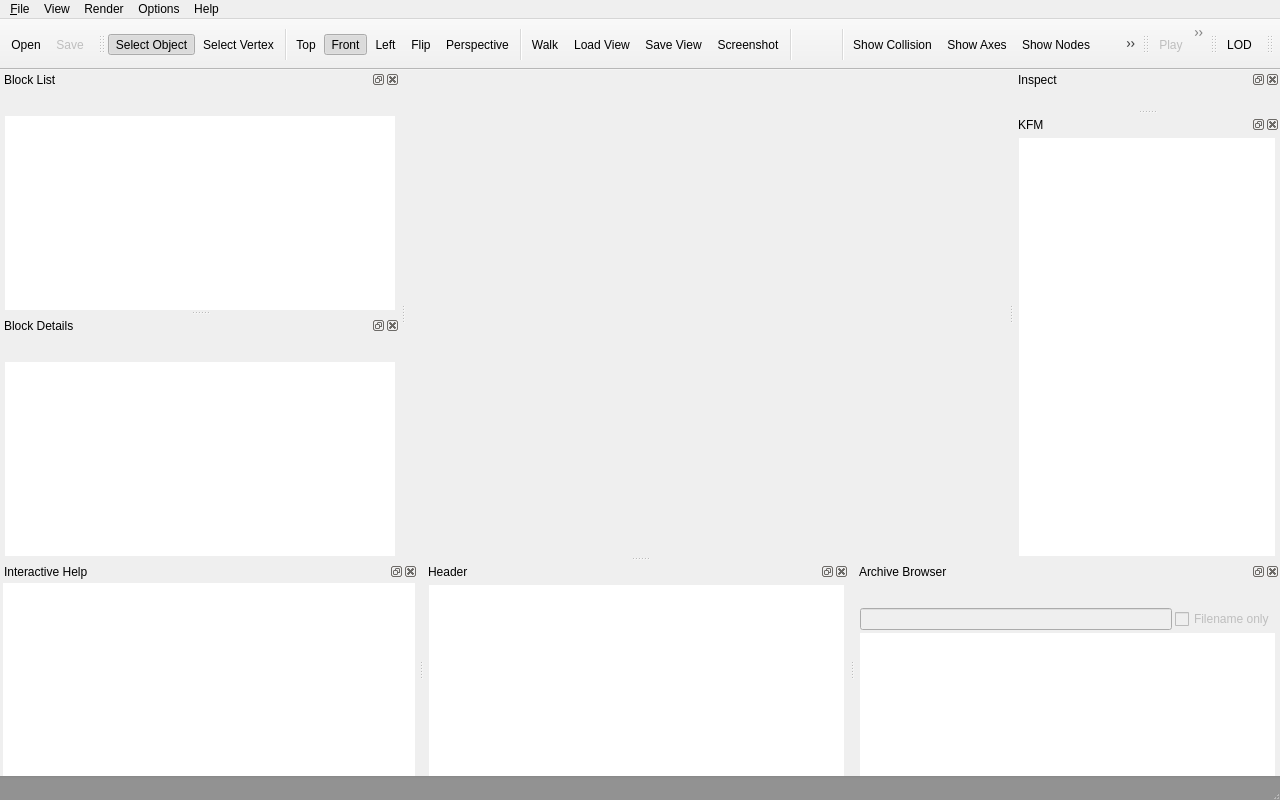
This is src/ui/nifskope.ui in hexabits/nifskope as Qt 5 draws it before an edit. The edited form follows.
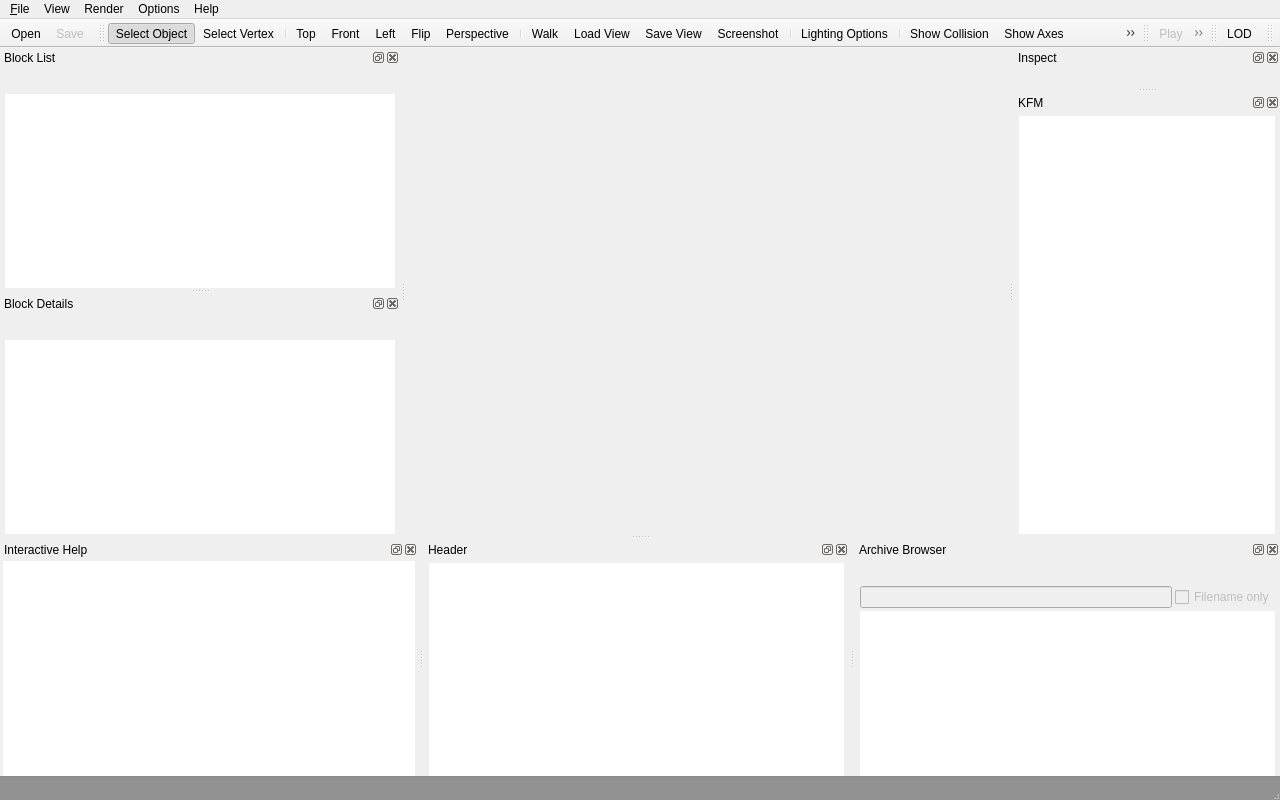
This is the edited form. Icons and pictures are not drawn. Custom widgets are drawn as their Qt base class.

Diff of the .ui file:
```diff
--- a/src/ui/nifskope.ui
+++ b/src/ui/nifskope.ui
@@ -1081,9 +1081,6 @@
    <property name="checkable">
     <bool>true</bool>
    </property>
-   <property name="checked">
-    <bool>true</bool>
-   </property>
    <property name="icon">
     <iconset resource="../../res/nifskope.qrc">
      <normaloff>:/btn/cubeFront16</normaloff>:/btn/cubeFront16</iconset>
@@ -1643,7 +1640,7 @@
      <normaloff>:/btn/bulb</normaloff>:/btn/bulb</iconset>
    </property>
    <property name="text">
-    <string/>
+    <string>Lighting Options</string>
    </property>
    <property name="toolTip">
     <string/>
```
Left out of the diff: 6 changed lines with no effect on the pictures.
